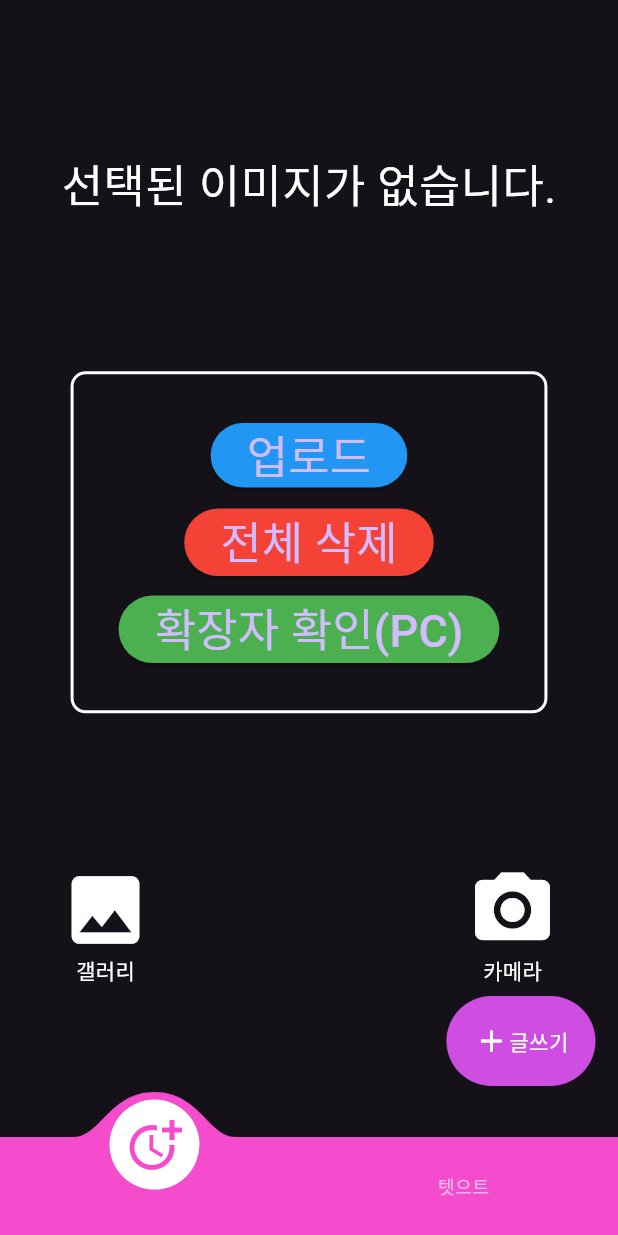
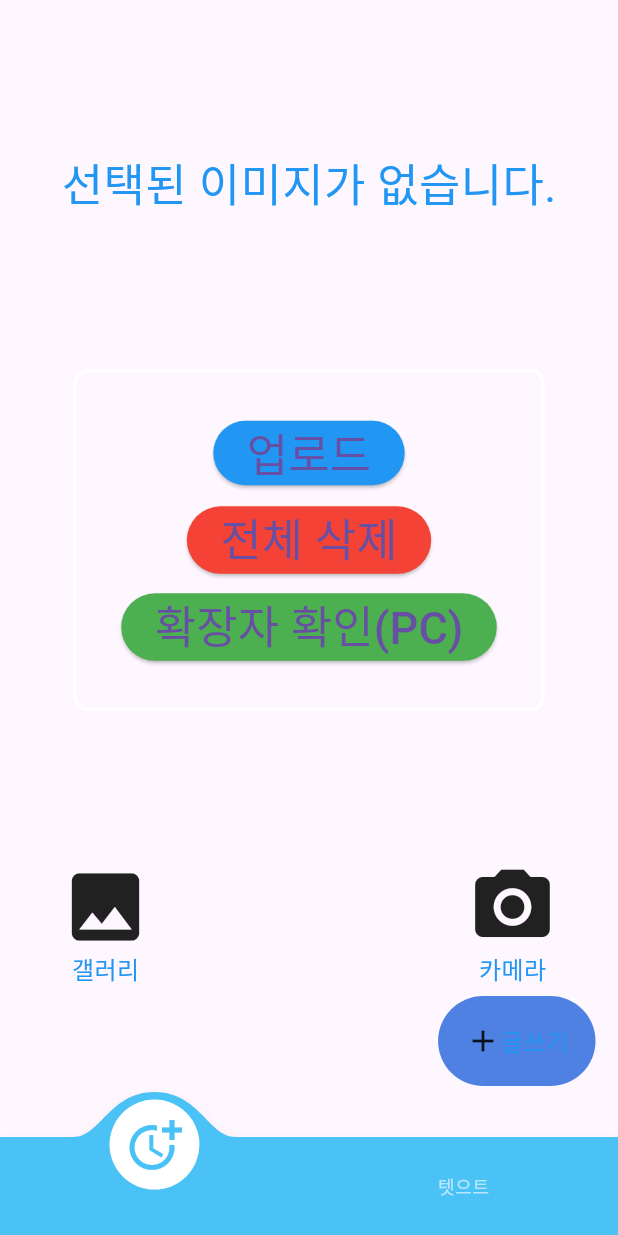
Before and after one commit to hoony00/testCADM, a Flutter app: the screen it shows after launch, after a tap on "업로드", on a phone screen of 412 x 824 dp. Run offline on Flutter 3.47's test engine with Material 3 defaults, Android fonts, the phone set to English and light mode, and no system bars; drawn by our look-alikes of convex_bottom_bar; our stand-ins replace cloud_firestore, device_info_plus, dio, easy_localization, flutter_image_compress, flutter_riverpod and 7 more; missing offline and left inert: nav; accounts and stored records are empty; network calls fail; Roboto replaces fonts that are missing (Pretendard).

Commit message:
feat : 폰트 변경

```diff
--- a/lib/app.dart
+++ b/lib/app.dart
@@ -5,7 +5,9 @@ import 'package:nav/nav.dart';
 import 'package:test04dm/common/extension/context_extension.dart';
 import 'package:test04dm/view/main_page.dart';
 
+
 import 'common/colors/color_palette.dart';
+import 'common/theme/theme.dart';
 
 class App extends StatefulWidget {
   const App({super.key});
@@ -18,6 +20,7 @@ class App extends StatefulWidget {
 }
 
 class _AppState extends State<App> with Nav, WidgetsBindingObserver {
+
   @override
   GlobalKey<NavigatorState> get navigatorKey => App.navigatorKey;
 
@@ -85,16 +88,7 @@ class _AppState extends State<App> with Nav, WidgetsBindingObserver {
       designSize: Size(width, height),
       child: MaterialApp.router(
         showPerformanceOverlay: false,
-        theme: ThemeData(
-          textTheme: Theme.of(context).textTheme.apply(
-                bodyColor: Colors.white,
-                displayColor: Colors.white,
-              ),
-          primarySwatch: Colors.blue,
-          primaryColor: ColorPalette.primaryColor,
-          brightness: Brightness.dark,
-          visualDensity: VisualDensity.adaptivePlatformDensity,
-        ),
+        theme: buildThemeData(context),
         //라우트 상태를 전달해주는 함수
         routeInformationProvider: _router.routeInformationProvider,
         // routeInformationParser에서 변환된 값을 어떤 라우트로 보여줄 지 정하는 함수
--- a/lib/common/colors/color_palette.dart
+++ b/lib/common/colors/color_palette.dart
@@ -6,8 +6,8 @@ import 'package:flutter/material.dart';
 // 고정 값을 저장해놓고 값의 변동이 없는 것들만 클래스로 만들자
 class ColorPalette {
 
-  static const  primaryColor = Color.fromARGB(255, 206, 78, 225);
-  static const  secondColor = Color.fromARGB(255, 245, 75, 205);
+  static const  primaryColor = Color.fromARGB(255, 78, 129, 225);
+  static const  secondColor = Color.fromARGB(255, 75, 194, 245);
   static const  orangeColor = Color.fromARGB(255, 245, 140, 97);
 
   static const darkPrimaryColor = Color(0xFFA8D2A0);
--- a/lib/common/theme/theme.dart
+++ b/lib/common/theme/theme.dart
@@ -0,0 +1,21 @@
+import 'package:flutter/material.dart';
+import 'package:flutter_screenutil/flutter_screenutil.dart';
+
+import '../colors/color_palette.dart';
+
+ThemeData buildThemeData(BuildContext context) {
+  return ThemeData(
+    textTheme: Theme.of(context).textTheme.apply(
+      bodyColor: Colors.blue,
+      displayColor: Colors.black,
+      fontFamily: "Pretendard",
+      //
+      fontSizeFactor: ScreenUtil().setSp(1),
+
+    ),
+    primarySwatch: Colors.blue,
+    primaryColor: ColorPalette.primaryColor, // ColorPalette가 다른 곳에서 정의되었다고 가정합니다.
+    brightness: Brightness.light,
+    visualDensity: VisualDensity.adaptivePlatformDensity,
+  );
+}
--- a/lib/provider/camera/send_pic.dart
+++ b/lib/provider/camera/send_pic.dart
@@ -12,7 +12,7 @@ import '../../common/exception/exception.dart';
 class SelectedImgNotifier extends StateNotifier<List<XFile>> {
   SelectedImgNotifier() : super([]);
 
-  final String url = 'https://88c9-61-98-7-200.ngrok-free.app';
+  final String url = 'https://0d5e-61-98-7-200.ngrok-free.app';
   final ExceptionDio exceptionDio = ExceptionDio();
   var  uploadStatus = UploadStatus.idle;
 
@@ -49,12 +49,17 @@ class SelectedImgNotifier extends StateNotifier<List<XFile>> {
           debugPrint("<--이미지 업로드 성공 OK! -->");
 
           // 응답에서 이미지 URL 추출
-          var imageURL = response.body;
+          var imageURL = response.body.toString();
           imageURLs.add(imageURL);
         }
       }
 
       if(imageURLs.isNotEmpty){
+
+        //imageURLs 값 확인
+        print("imageURLs : $imageURLs");
+
+
         // 상품 등록
         await registerProduct(imageURLs);
       }
@@ -80,6 +85,7 @@ class SelectedImgNotifier extends StateNotifier<List<XFile>> {
       filename: 'saleIdx_$index.$imageType', // 확장자를 .jpg로 변경
     );
     request.files.add(multipartFile);
+
     var response = await http.Response.fromStream(await request.send());
     return response;
   }
@@ -157,7 +163,7 @@ class SelectedImgNotifier extends StateNotifier<List<XFile>> {
       await handleResponse(saleResponse, "상품 등록", isDioResponse: true);
 
       if(saleResponse.statusCode == 200){
-        state = [];
+        //state = [];
       }
 
     } catch (e) {
```
Also changed, not shown: pubspec.yaml (+14 -0 lines), 5 other files.
